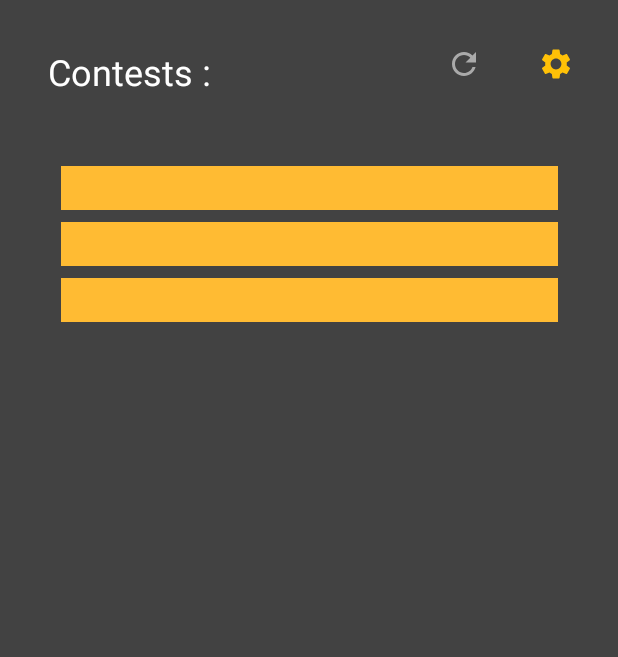
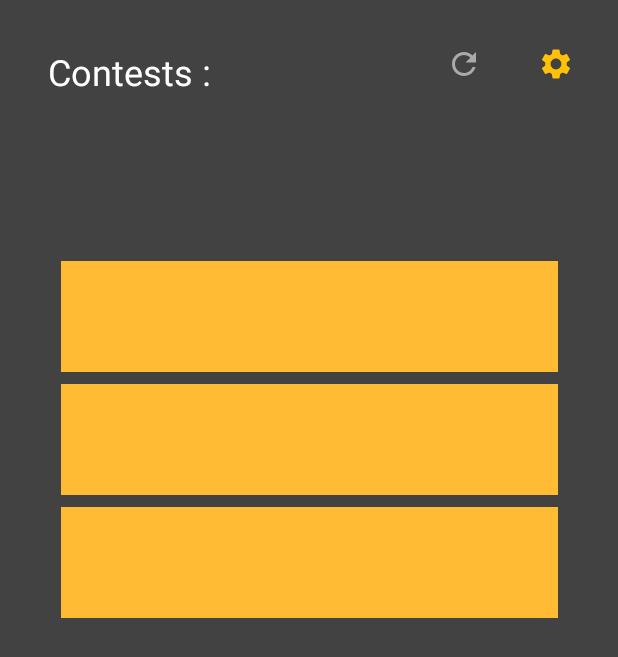
Before and after one commit to BurmistrovaEO/CF_Scraper, an Android app: the layout activity_main.xml on its own in the app's theme, with its tools: preview values and no code run, on a phone screen of 412 x 824 dp. Shown: the top 657 px of the screen. Run offline under Robolectric (Android 15) with nearby library versions, the phone set to English and light mode, and no system bars.

```diff
--- a/app/build.gradle
+++ b/app/build.gradle
@@ -2,6 +2,7 @@ plugins {
     id 'com.android.application'
     id 'kotlin-android'
     id 'kotlin-kapt'
+
 }
 
 android {
@@ -18,8 +19,10 @@ android {
         targetSdkVersion 30
         versionCode 1
         versionName "1.0"
-
         testInstrumentationRunner "androidx.test.runner.AndroidJUnitRunner"
+        ndk {
+            abiFilters "armeabi-v7a", "arm64-v8a", "x86", "x86_64"
+        }
     }
 
     buildTypes {
--- a/app/src/main/res/layout/activity_main.xml
+++ b/app/src/main/res/layout/activity_main.xml
@@ -55,12 +55,14 @@
         android:id="@+id/recyclerview"
         android:layout_width="363dp"
         android:layout_height="635dp"
-        tools:listitem="@layout/recyclerview_item"
+        android:background="@color/cardview_dark_background"
         android:padding="@dimen/big_padding"
         app:layout_constraintBottom_toBottomOf="parent"
         app:layout_constraintLeft_toLeftOf="parent"
         app:layout_constraintRight_toRightOf="parent"
-        app:layout_constraintTop_toTopOf="parent"/>
+        app:layout_constraintTop_toTopOf="parent"
+        app:layout_constraintVertical_bias="0.906"
+        tools:listitem="@layout/recyclerview_item" />
 
 
 </androidx.constraintlayout.widget.ConstraintLayout>
--- a/app/src/main/res/layout/recyclerview_item.xml
+++ b/app/src/main/res/layout/recyclerview_item.xml
@@ -1,11 +1,25 @@
 <?xml version="1.0" encoding="utf-8"?>
 <LinearLayout xmlns:android="http://schemas.android.com/apk/res/android"
     android:orientation="vertical"
+    android:paddingBottom="8dp"
     android:layout_width="match_parent"
-    android:layout_height="wrap_content">
+    android:layout_height="wrap_content"
+    android:gravity="center_vertical">
 
     <TextView
-        android:id="@+id/textView"
+        android:id="@+id/nameView"
+        style="@style/contest_name"
+        android:layout_width="match_parent"
+        android:layout_height="wrap_content"
+        android:background="@android:color/holo_orange_light" />
+    <TextView
+        android:id="@+id/durView"
+        style="@style/contest_name"
+        android:layout_width="match_parent"
+        android:layout_height="wrap_content"
+        android:background="@android:color/holo_orange_light" />
+    <TextView
+        android:id="@+id/startView"
         style="@style/contest_name"
         android:layout_width="match_parent"
         android:layout_height="wrap_content"
--- a/app/src/main/res/values-night/themes.xml
+++ b/app/src/main/res/values-night/themes.xml
@@ -13,4 +13,10 @@
         <item name="android:statusBarColor" tools:targetApi="l">?attr/colorPrimaryVariant</item>
         <!-- Customize your theme here. -->
     </style>
+    <style name="contest_name">
+        <!--<item name="android:layout_marginBottom">8dp</item>-->
+        <!--<item name="android:paddingLeft">8dp</item>-->
+        <item name="android:background">@color/slightly_beige</item>
+        <item name="android:textAppearance">@android:style/TextAppearance.DeviceDefault.Medium</item>
+    </style>
 </resources>
--- a/app/src/main/res/values/colors.xml
+++ b/app/src/main/res/values/colors.xml
@@ -7,4 +7,5 @@
     <color name="teal_700">#FF018786</color>
     <color name="black">#FF000000</color>
     <color name="white">#FFFFFFFF</color>
+    <color name="slightly_beige">#FFD5C290</color>
 </resources>
--- a/app/src/main/res/values/themes.xml
+++ b/app/src/main/res/values/themes.xml
@@ -14,9 +14,9 @@
         <!-- Customize your theme here. -->
     </style>
     <style name="contest_name">
-        <item name="android:layout_marginBottom">8dp</item>
-        <item name="android:paddingLeft">8dp</item>
-        <item name="android:background">@android:color/holo_orange_light</item>
-        <item name="android:textAppearance">@android:style/TextAppearance.Large</item>
+        <!--<item name="android:layout_marginBottom">8dp</item>-->
+        <!--<item name="android:paddingLeft">8dp</item>-->
+        <item name="android:background">@color/slightly_beige</item>
+        <item name="android:textAppearance">@android:style/TextAppearance.DeviceDefault.Medium</item>
     </style>
 </resources>
--- a/build.gradle
+++ b/build.gradle
@@ -6,7 +6,7 @@ buildscript {
         jcenter()
     }
     dependencies {
-        classpath "com.android.tools.build:gradle:4.1.2"
+        classpath 'com.android.tools.build:gradle:7.0.0-rc01'
         classpath "org.jetbrains.kotlin:kotlin-gradle-plugin:1.5.21"
 
         // NOTE: Do not place your application dependencies here; they belong
```
Also changed, not shown: app/src/main/AndroidManifest.xml (+6 -2 lines), app/src/main/java/com/example/codeforces_parsed/ContestsApplication.kt (+14 -1 lines), app/src/main/java/com/example/codeforces_parsed/MainActivity.kt (+25 -2 lines), app/src/main/java/com/example/codeforces_parsed/database/ContestListAdapter.kt (+50 -2 lines), app/src/main/java/com/example/codeforces_parsed/database/ContestListRepository.kt (+19 -1 lines), app/src/main/java/com/example/codeforces_parsed/database/ContestViewModel.kt (+31 -1 lines), app/src/main/java/com/example/codeforces_parsed/database/ContestsDao.kt (+9 -2 lines), app/src/main/java/com/example/codeforces_parsed/database/ContestsRoomDatabase.kt (+18 -3 lines), gradle/wrapper/gradle-wrapper.properties.
